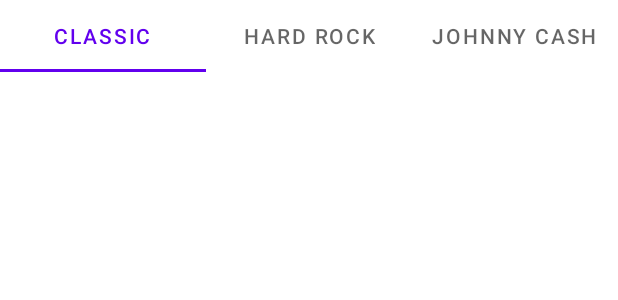
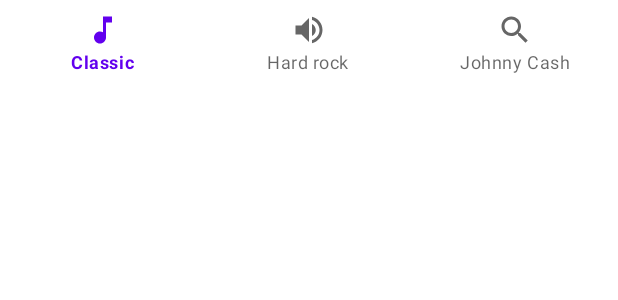
Before and after one commit to mcXon/MusicAPI-Assignment, an Android app: the layout music_tab_layout.xml on its own in the app's theme, with its tools: preview values and no code run, on a phone screen of 412 x 824 dp. Shown: the top 300 px of the screen. Run offline under Robolectric (Android 15) with nearby library versions, the phone set to English and light mode, and no system bars.

Commit message:
Added bottom nav bar and icons

```diff
--- a/app/build.gradle
+++ b/app/build.gradle
@@ -56,6 +56,8 @@ dependencies {
     //Rxjava 3 core library
     implementation 'io.reactivex.rxjava3:rxjava:3.0.0'
 
+    implementation 'com.google.android.material:material:1.6.1'
+
     testImplementation 'junit:junit:4.+'
     androidTestImplementation 'androidx.test.ext:junit:1.1.3'
     androidTestImplementation 'androidx.test.espresso:espresso-core:3.4.0'
--- a/app/src/main/java/com/example/musicapi_assignment/model/MusicConstants.kt
+++ b/app/src/main/java/com/example/musicapi_assignment/model/MusicConstants.kt
@@ -9,6 +9,8 @@ const val TERM = "term"
 const val LIMIT = "limit"
 
 const val CLASSIC_TERM = "classic"
+const val HARD_ROCK = "hard rock"
+const val J_CASH = "johnny cash"
 
 const val MEDIA_TYPE = "music"
 const val ENTITY_TYPE = "song"
--- /dev/null
+++ b/app/src/main/res/drawable/ic_baseline_music_note_24.xml
@@ -0,0 +1,5 @@
+<vector android:height="24dp" android:tint="#FFFFFF"
+    android:viewportHeight="24" android:viewportWidth="24"
+    android:width="24dp" xmlns:android="http://schemas.android.com/apk/res/android">
+    <path android:fillColor="@android:color/white" android:pathData="M12,3v10.55c-0.59,-0.34 -1.27,-0.55 -2,-0.55 -2.21,0 -4,1.79 -4,4s1.79,4 4,4 4,-1.79 4,-4V7h4V3h-6z"/>
+</vector>
--- /dev/null
+++ b/app/src/main/res/drawable/ic_baseline_search_24.xml
@@ -0,0 +1,5 @@
+<vector android:height="24dp" android:tint="#FFFFFF"
+    android:viewportHeight="24" android:viewportWidth="24"
+    android:width="24dp" xmlns:android="http://schemas.android.com/apk/res/android">
+    <path android:fillColor="@android:color/white" android:pathData="M15.5,14h-0.79l-0.28,-0.27C15.41,12.59 16,11.11 16,9.5 16,5.91 13.09,3 9.5,3S3,5.91 3,9.5 5.91,16 9.5,16c1.61,0 3.09,-0.59 4.23,-1.57l0.27,0.28v0.79l5,4.99L20.49,19l-4.99,-5zM9.5,14C7.01,14 5,11.99 5,9.5S7.01,5 9.5,5 14,7.01 14,9.5 11.99,14 9.5,14z"/>
+</vector>
--- /dev/null
+++ b/app/src/main/res/drawable/ic_baseline_volume_up_24.xml
@@ -0,0 +1,5 @@
+<vector android:height="24dp" android:tint="#FFFFFF"
+    android:viewportHeight="24" android:viewportWidth="24"
+    android:width="24dp" xmlns:android="http://schemas.android.com/apk/res/android">
+    <path android:fillColor="@android:color/white" android:pathData="M3,9v6h4l5,5L12,4L7,9L3,9zM16.5,12c0,-1.77 -1.02,-3.29 -2.5,-4.03v8.05c1.48,-0.73 2.5,-2.25 2.5,-4.02zM14,3.23v2.06c2.89,0.86 5,3.54 5,6.71s-2.11,5.85 -5,6.71v2.06c4.01,-0.91 7,-4.49 7,-8.77s-2.99,-7.86 -7,-8.77z"/>
+</vector>
--- a/app/src/main/res/layout/music_tab_layout.xml
+++ b/app/src/main/res/layout/music_tab_layout.xml
@@ -1,28 +1,20 @@
 <?xml version="1.0" encoding="utf-8"?>
-<com.google.android.material.tabs.TabLayout
-    android:id="@+id/music_tabs_category"
+
+<LinearLayout
     xmlns:android="http://schemas.android.com/apk/res/android"
-    xmlns:tools="http://schemas.android.com/tools"
+    xmlns:app="http://schemas.android.com/apk/res-auto"
     android:layout_width="match_parent"
-    android:layout_height="wrap_content"
-    tools:context=".MainActivity">
+    android:layout_height="wrap_content">
 
-    <com.google.android.material.tabs.TabItem
-        android:layout_width="wrap_content"
+    <com.google.android.material.bottomnavigation.BottomNavigationView
+        android:id="@+id/music_tabs_category"
+        xmlns:tools="http://schemas.android.com/tools"
+        android:layout_width="match_parent"
         android:layout_height="wrap_content"
-        android:text="@string/classic_option"
-        />
+        tools:context=".MainActivity"
+        app:menu="@menu/bottom_navigation_menu">
 
-    <com.google.android.material.tabs.TabItem
-        android:layout_width="wrap_content"
-        android:layout_height="wrap_content"
-        android:text="@string/hard_rock_option"
-        />
 
-    <com.google.android.material.tabs.TabItem
-        android:layout_width="wrap_content"
-        android:layout_height="wrap_content"
-        android:text="@string/johnny_cash_option"
-        />
+    </com.google.android.material.bottomnavigation.BottomNavigationView>
 
-</com.google.android.material.tabs.TabLayout>
+</LinearLayout>
--- /dev/null
+++ b/app/src/main/res/menu/bottom_navigation_menu.xml
@@ -0,0 +1,28 @@
+<?xml version="1.0" encoding="utf-8"?>
+<menu xmlns:android="http://schemas.android.com/apk/res/android">
+    <item
+        android:id="@+id/tab_item_classic"
+        android:layout_width="wrap_content"
+        android:layout_height="wrap_content"
+        android:icon="@drawable/ic_baseline_music_note_24"
+        android:text="@string/classic_option"
+        android:title="@string/classic_option" />
+
+    <item
+        android:id="@+id/tab_item_hard_rock"
+        android:layout_width="wrap_content"
+        android:layout_height="wrap_content"
+        android:icon="@drawable/ic_baseline_volume_up_24"
+        android:text="@string/hard_rock_option"
+        android:title="@string/hard_rock_option"
+        />
+
+    <item
+        android:id="@+id/tab_item_cash"
+        android:layout_width="wrap_content"
+        android:layout_height="wrap_content"
+        android:icon="@drawable/ic_baseline_search_24"
+        android:text="@string/johnny_cash_option"
+        android:title="@string/johnny_cash_option"
+        />
+</menu>
--- a/build.gradle
+++ b/build.gradle
@@ -5,8 +5,8 @@ buildscript {
         mavenCentral()
     }
     dependencies {
-        classpath "com.android.tools.build:gradle:7.0.4"
-        classpath "org.jetbrains.kotlin:kotlin-gradle-plugin:1.6.10"
+        classpath 'com.android.tools.build:gradle:7.1.3'
+        classpath "org.jetbrains.kotlin:kotlin-gradle-plugin:1.7.0"
 
         // NOTE: Do not place your application dependencies here; they belong
         // in the individual module build.gradle files
```
Also changed, not shown: app/src/main/java/com/example/musicapi_assignment/MainActivity.kt (+5 -2 lines), app/src/main/java/com/example/musicapi_assignment/view/TabLayoutFragment.kt (+40 -22 lines), app/src/main/res/layout/activity_main.xml (+9 -8 lines), gradle/wrapper/gradle-wrapper.properties.
